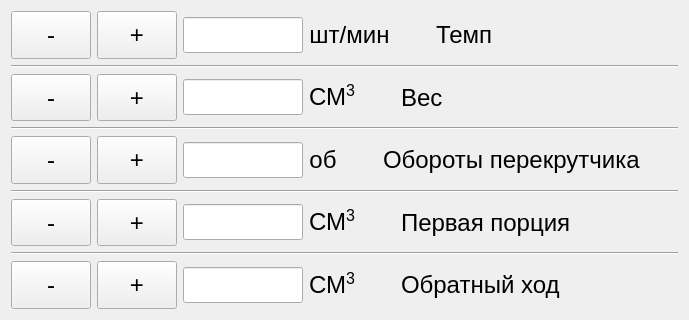
Old version of the form frames/swiperframe.ui in the repository ciberslavik/Shpric.
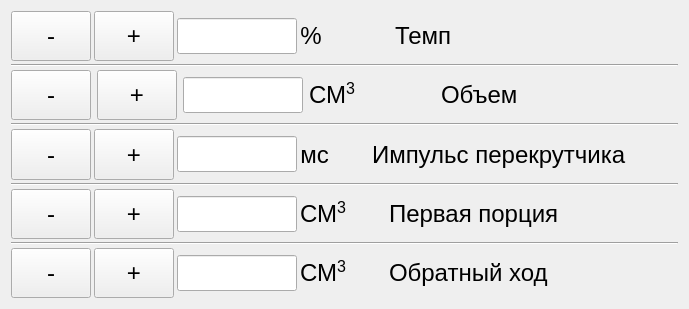
New version of the form. Custom widgets are drawn as their Qt base class.

```diff
--- a/frames/swiperframe.ui
+++ b/frames/swiperframe.ui
@@ -7,7 +7,7 @@
     <x>0</x>
     <y>0</y>
     <width>689</width>
-    <height>320</height>
+    <height>309</height>
    </rect>
   </property>
   <property name="windowTitle">
@@ -16,6 +16,9 @@
   <layout class="QVBoxLayout" name="verticalLayout_2">
    <item>
     <layout class="QVBoxLayout" name="verticalLayout">
+     <property name="spacing">
+      <number>3</number>
+     </property>
      <item>
       <layout class="QHBoxLayout" name="horizontalLayout_2">
        <item>
@@ -95,7 +98,7 @@
           </font>
          </property>
          <property name="text">
-          <string>шт/мин</string>
+          <string>%</string>
          </property>
          <property name="alignment">
           <set>Qt::AlignCenter</set>
@@ -112,7 +115,7 @@
          </property>
          <property name="sizeHint" stdset="0">
           <size>
-           <width>40</width>
+           <width>70</width>
            <height>20</height>
           </size>
          </property>
@@ -154,6 +157,9 @@
      </item>
      <item>
       <layout class="QHBoxLayout" name="horizontalLayout_3">
+       <property name="spacing">
+        <number>6</number>
+       </property>
        <item>
         <widget class="QPushButton" name="btnMassMinus">
          <property name="sizePolicy">
@@ -248,7 +254,7 @@
          </property>
          <property name="sizeHint" stdset="0">
           <size>
-           <width>40</width>
+           <width>80</width>
            <height>20</height>
           </size>
          </property>
@@ -262,7 +268,7 @@
           </font>
          </property>
          <property name="text">
-          <string>Вес</string>
+          <string>Объем</string>
          </property>
         </widget>
        </item>
@@ -367,7 +373,7 @@
           </font>
          </property>
          <property name="text">
-          <string>об</string>
+          <string>мс</string>
          </property>
          <property name="alignment">
           <set>Qt::AlignCenter</set>
@@ -398,7 +404,7 @@
           </font>
          </property>
          <property name="text">
-          <string>Обороты перекрутчика</string>
+          <string>Импульс перекрутчика</string>
          </property>
         </widget>
        </item>
```
Left out of the diff: 2 changed lines with no effect on the pictures.
